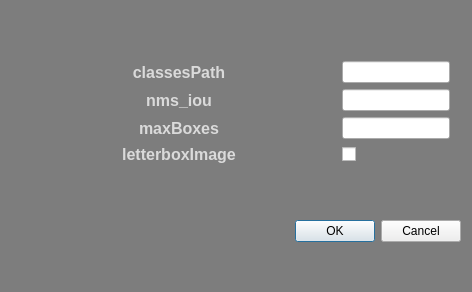
Above: ui/setting.ui from liwanyu0000/project before the change. Below: the same form after it.
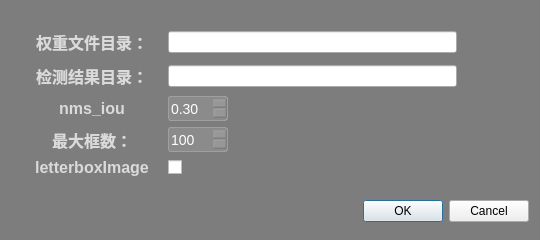
That is the form after the change. Icons and pictures are not drawn.

Patch:
```diff
--- a/ui/setting.ui
+++ b/ui/setting.ui
@@ -6,10 +6,25 @@
    <rect>
     <x>0</x>
     <y>0</y>
-    <width>472</width>
-    <height>292</height>
+    <width>540</width>
+    <height>240</height>
    </rect>
   </property>
+  <property name="minimumSize">
+   <size>
+    <width>540</width>
+    <height>240</height>
+   </size>
+  </property>
+  <property name="maximumSize">
+   <size>
+    <width>540</width>
+    <height>240</height>
+   </size>
+  </property>
+  <property name="contextMenuPolicy">
+   <enum>Qt::NoContextMenu</enum>
+  </property>
   <property name="windowTitle">
    <string>Setting</string>
   </property>
@@ -34,7 +49,7 @@
   </property>
   <layout class="QVBoxLayout" name="verticalLayout">
    <item>
-    <layout class="QGridLayout" name="gridLayout" columnstretch="2,0">
+    <layout class="QGridLayout" name="gridLayout" columnstretch="2,0,0">
      <property name="leftMargin">
       <number>11</number>
      </property>
@@ -47,15 +62,14 @@
      <property name="bottomMargin">
       <number>11</number>
      </property>
-     <item row="3" column="1">
-      <widget class="QCheckBox" name="checkBox">
-       <property name="text">
-        <string/>
-       </property>
-      </widget>
-     </item>
-     <item row="3" column="0">
+     <item row="4" column="0">
       <widget class="QLabel" name="letterboxImageLabel">
+       <property name="maximumSize">
+        <size>
+         <width>140</width>
+         <height>16777215</height>
+        </size>
+       </property>
        <property name="text">
         <string>letterboxImage</string>
        </property>
@@ -64,11 +78,109 @@
        </property>
       </widget>
      </item>
-     <item row="0" column="1">
-      <widget class="QLineEdit" name="classesPath"/>
+     <item row="3" column="0">
+      <widget class="QLabel" name="maxBoxesLabel">
+       <property name="maximumSize">
+        <size>
+         <width>140</width>
+         <height>16777215</height>
+        </size>
+       </property>
+       <property name="text">
+        <string>最大框数：</string>
+       </property>
+       <property name="alignment">
+        <set>Qt::AlignCenter</set>
+       </property>
+      </widget>
      </item>
-     <item row="1" column="0">
+     <item row="0" column="2">
+      <widget class="QPushButton" name="modelButton">
+       <property name="minimumSize">
+        <size>
+         <width>55</width>
+         <height>28</height>
+        </size>
+       </property>
+       <property name="maximumSize">
+        <size>
+         <width>16777215</width>
+         <height>28</height>
+        </size>
+       </property>
+       <property name="toolTip">
+        <string>file</string>
+       </property>
+       <property name="styleSheet">
+        <string notr="true">QPushButton{font-family: &quot;Microsoft YaHei&quot;;
+font-size: 14px;
+font-weight: bold;
+color:white;
+text-align: center center;
+padding-left: 5px;
+padding-right: 5px;
+padding-top: 4px;
+padding-bottom: 4px;
+border-style: solid;
+border-width: 0px;
+border-color: rgba(255, 255, 255, 255);
+border-radius: 3px;
+background-color: rgba(200, 200, 200,0);}
+
+QPushButton:focus{outline: none;}
+
+QPushButton::pressed{font-family: &quot;Microsoft YaHei&quot;;
+                     font-size: 14px;
+                     font-weight: bold;
+                     color:rgb(200,200,200);
+                     text-align: center center;
+                     padding-left: 5px;
+                     padding-right: 5px;
+                     padding-top: 4px;
+                     padding-bottom: 4px;
+                     border-style: solid;
+                     border-width: 0px;
+                     border-color: rgba(255, 255, 255, 255);
+                     border-radius: 3px;
+                     background-color:  #bf513b;}
+
+QPushButton::disabled{font-family: &quot;Microsoft YaHei&quot;;
+                     font-size: 14px;
+                     font-weight: bold;
+                     color:rgb(200,200,200);
+                     text-align: center center;
+                     padding-left: 5px;
+                     padding-right: 5px;
+                     padding-top: 4px;
+                     padding-bottom: 4px;
+                     border-style: solid;
+                     border-width: 0px;
+                     border-color: rgba(255, 255, 255, 255);
+                     border-radius: 3px;
+                     background-color:  #bf513b;}
+QPushButton::hover {
+border-style: solid;
+border-width: 0px;
+border-radius: 0px;
+background-color: rgba(48,148,243,80);}</string>
+       </property>
+       <property name="text">
+        <string/>
+       </property>
+       <property name="icon">
+        <iconset resource="../apprcc.qrc">
+         <normaloff>:/img/icon/打开.png</normaloff>:/img/icon/打开.png</iconset>
+       </property>
+      </widget>
+     </item>
+     <item row="2" column="0">
       <widget class="QLabel" name="nms_iouLael">
+       <property name="maximumSize">
+        <size>
+         <width>140</width>
+         <height>16777215</height>
+        </size>
+       </property>
        <property name="text">
         <string>nms_iou</string>
        </property>
@@ -77,13 +189,175 @@
        </property>
       </widget>
      </item>
-     <item row="2" column="1">
-      <widget class="QLineEdit" name="maxBoxes"/>
+     <item row="3" column="1">
+      <widget class="QSpinBox" name="maxBoxesNum">
+       <property name="minimumSize">
+        <size>
+         <width>60</width>
+         <height>25</height>
+        </size>
+       </property>
+       <property name="maximumSize">
+        <size>
+         <width>60</width>
+         <height>25</height>
+        </size>
+       </property>
+       <property name="focusPolicy">
+        <enum>Qt::ClickFocus</enum>
+       </property>
+       <property name="styleSheet">
+        <string notr="true">QSpinBox{
+background:rgba(200, 200, 200,50);
+color:white;
+font-size: 14px;
+font-family: &quot;Microsoft YaHei UI&quot;;
+border-style: solid;
+border-width: 1px;
+border-color: rgba(200, 200, 200,100);
+border-radius: 3px;}
+
+QSpinBox::down-button{
+background:rgba(200, 200, 200,0);
+border-image: url(:/img/icon/箭头_列表展开.png);}
+QDoubleSpinBox::down-button::hover{
+background:rgba(200, 200, 200,100);
+border-image: url(:/img/icon/箭头_列表展开.png);}
+
+QSpinBox::up-button{
+background:rgba(200, 200, 200,0);
+border-image: url(:/img/icon/箭头_列表收起.png);}
+QSpinBox::up-button::hover{
+background:rgba(200, 200, 200,100);
+border-image: url(:/img/icon/箭头_列表收起.png);}
+</string>
+       </property>
+       <property name="keyboardTracking">
+        <bool>false</bool>
+       </property>
+       <property name="minimum">
+        <number>1</number>
+       </property>
+       <property name="maximum">
+        <number>1000</number>
+       </property>
+       <property name="singleStep">
+        <number>1</number>
+       </property>
+       <property name="stepType">
+        <enum>QAbstractSpinBox::DefaultStepType</enum>
+       </property>
+       <property name="value">
+        <number>100</number>
+       </property>
+      </widget>
      </item>
      <item row="0" column="0">
-      <widget class="QLabel" name="classPathLabel">
+      <widget class="QLabel" name="modelPathLabel">
+       <property name="maximumSize">
+        <size>
+         <width>140</width>
+         <height>16777215</height>
+        </size>
+       </property>
        <property name="text">
-        <string>classesPath</string>
+        <string>权重文件目录：</string>
+       </property>
+       <property name="alignment">
+        <set>Qt::AlignCenter</set>
+       </property>
+      </widget>
+     </item>
+     <item row="2" column="1">
+      <widget class="QDoubleSpinBox" name="nms_iouNum">
+       <property name="minimumSize">
+        <size>
+         <width>60</width>
+         <height>25</height>
+        </size>
+       </property>
+       <property name="maximumSize">
+        <size>
+         <width>60</width>
+         <height>25</height>
+        </size>
+       </property>
+       <property name="focusPolicy">
+        <enum>Qt::ClickFocus</enum>
+       </property>
+       <property name="styleSheet">
+        <string notr="true">QDoubleSpinBox{
+background:rgba(200, 200, 200,50);
+color:white;
+font-size: 14px;
+font-family: &quot;Microsoft YaHei UI&quot;;
+border-style: solid;
+border-width: 1px;
+border-color: rgba(200, 200, 200,100);
+border-radius: 3px;}
+
+QDoubleSpinBox::down-button{
+background:rgba(200, 200, 200,0);
+border-image: url(:/img/icon/箭头_列表展开.png);}
+QDoubleSpinBox::down-button::hover{
+background:rgba(200, 200, 200,100);
+border-image: url(:/img/icon/箭头_列表展开.png);}
+
+QDoubleSpinBox::up-button{
+background:rgba(200, 200, 200,0);
+border-image: url(:/img/icon/箭头_列表收起.png);}
+QDoubleSpinBox::up-button::hover{
+background:rgba(200, 200, 200,100);
+border-image: url(:/img/icon/箭头_列表收起.png);}
+</string>
+       </property>
+       <property name="keyboardTracking">
+        <bool>false</bool>
+       </property>
+       <property name="showGroupSeparator" stdset="0">
+        <bool>false</bool>
+       </property>
+       <property name="decimals">
+        <number>2</number>
+       </property>
+       <property name="minimum">
+        <double>0.050000000000000</double>
+       </property>
+       <property name="maximum">
+        <double>0.950000000000000</double>
+       </property>
+       <property name="singleStep">
+        <double>0.010000000000000</double>
+       </property>
+       <property name="value">
+        <double>0.300000000000000</double>
+       </property>
+      </widget>
+     </item>
+     <item row="0" column="1">
+      <widget class="QLineEdit" name="modelPathEdit">
+       <property name="text">
+        <string/>
+       </property>
+      </widget>
+     </item>
+     <item row="4" column="1">
+      <widget class="QCheckBox" name="letterboxImageCheckBox">
+       <property name="text">
+        <string/>
+       </property>
+      </widget>
+     </item>
+     <item row="1" column="0">
+      <widget class="QLabel" name="detecAnsPathLabel">
+       <property name="maximumSize">
+        <size>
+         <width>140</width>
+         <height>16777215</height>
+        </size>
+       </property>
+       <property name="text">
+        <string>检测结果目录：</string>
        </property>
        <property name="alignment">
         <set>Qt::AlignCenter</set>
@@ -91,15 +365,88 @@
       </widget>
      </item>
      <item row="1" column="1">
-      <widget class="QLineEdit" name="nms_iou"/>
+      <widget class="QLineEdit" name="detecAnsPathEdit">
+       <property name="text">
+        <string/>
+       </property>
+      </widget>
      </item>
-     <item row="2" column="0">
-      <widget class="QLabel" name="maxBoxesLabel_2">
+     <item row="1" column="2">
+      <widget class="QPushButton" name="detecAnsPathButton">
+       <property name="minimumSize">
+        <size>
+         <width>55</width>
+         <height>28</height>
+        </size>
+       </property>
+       <property name="maximumSize">
+        <size>
+         <width>16777215</width>
+         <height>28</height>
+        </size>
+       </property>
+       <property name="toolTip">
+        <string>file</string>
+       </property>
+       <property name="styleSheet">
+        <string notr="true">QPushButton{font-family: &quot;Microsoft YaHei&quot;;
+font-size: 14px;
+font-weight: bold;
+color:white;
+text-align: center center;
+padding-left: 5px;
+padding-right: 5px;
+padding-top: 4px;
+padding-bottom: 4px;
+border-style: solid;
+border-width: 0px;
+border-color: rgba(255, 255, 255, 255);
+border-radius: 3px;
+background-color: rgba(200, 200, 200,0);}
+
+QPushButton:focus{outline: none;}
+
+QPushButton::pressed{font-family: &quot;Microsoft YaHei&quot;;
+                     font-size: 14px;
+                     font-weight: bold;
+                     color:rgb(200,200,200);
+                     text-align: center center;
+                     padding-left: 5px;
+                     padding-right: 5px;
+                     padding-top: 4px;
+                     padding-bottom: 4px;
+                     border-style: solid;
+                     border-width: 0px;
+                     border-color: rgba(255, 255, 255, 255);
+                     border-radius: 3px;
+                     background-color:  #bf513b;}
+
+QPushButton::disabled{font-family: &quot;Microsoft YaHei&quot;;
+                     font-size: 14px;
+                     font-weight: bold;
+                     color:rgb(200,200,200);
+                     text-align: center center;
+                     padding-left: 5px;
+                     padding-right: 5px;
+                     padding-top: 4px;
+                     padding-bottom: 4px;
+                     border-style: solid;
+                     border-width: 0px;
+                     border-color: rgba(255, 255, 255, 255);
+                     border-radius: 3px;
+                     background-color:  #bf513b;}
+QPushButton::hover {
+border-style: solid;
+border-width: 0px;
+border-radius: 0px;
+background-color: rgba(48,148,243,80);}</string>
+       </property>
        <property name="text">
-        <string>maxBoxes</string>
+        <string/>
        </property>
-       <property name="alignment">
-        <set>Qt::AlignCenter</set>
+       <property name="icon">
+        <iconset resource="../apprcc.qrc">
+         <normaloff>:/img/icon/打开.png</normaloff>:/img/icon/打开.png</iconset>
        </property>
       </widget>
      </item>
@@ -113,6 +460,9 @@
      <property name="standardButtons">
       <set>QDialogButtonBox::Cancel|QDialogButtonBox::Ok</set>
      </property>
+     <property name="centerButtons">
+      <bool>false</bool>
+     </property>
     </widget>
    </item>
   </layout>
```
